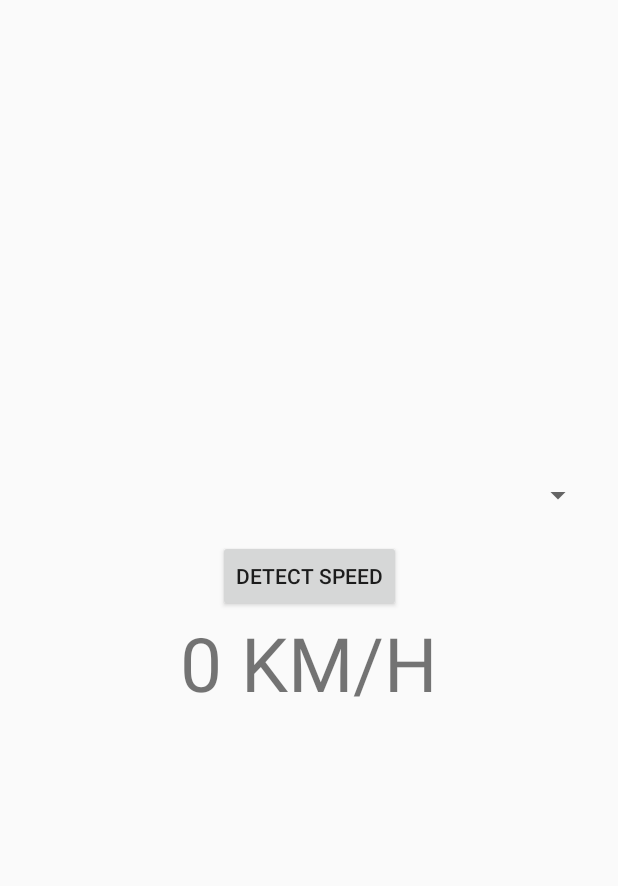
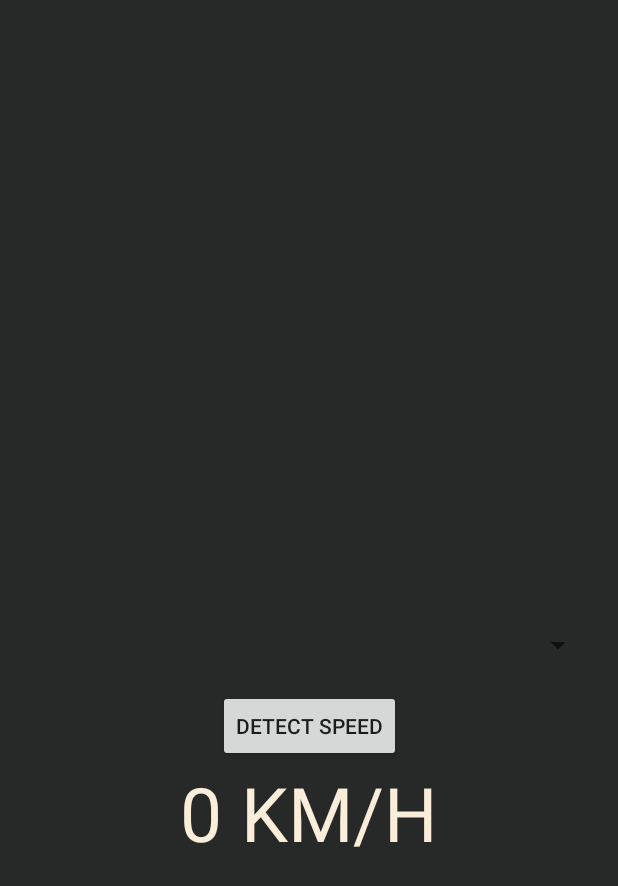
Before and after one commit to zpawlo02/SpeedDetector, an Android app: the layout activity_main.xml on its own in the app's theme, with its tools: preview values and no code run, on a phone screen of 412 x 824 dp. Shown: the top 886 px of the screen. Run offline under Robolectric (Android 15) with nearby library versions, the phone set to English and light mode, and no system bars.

Commit message:
Warning text added - some colors changed

```diff
--- a/app/src/main/java/com/example/speeddetector/MainActivity.java
+++ b/app/src/main/java/com/example/speeddetector/MainActivity.java
@@ -145,7 +145,7 @@ public class MainActivity extends AppCompatActivity {
 
     private void showWarning(){
         AlertDialog.Builder alertDialogBuilder = new AlertDialog.Builder(this);
-        alertDialogBuilder.setMessage("DFSSDFSDFSDFSDFSD")
+        alertDialogBuilder.setMessage(R.string.warning)
                 .setPositiveButton("Ok", new DialogInterface.OnClickListener() {
                     @Override
                     public void onClick(DialogInterface dialog, int which) {
--- a/app/src/main/res/layout/activity_main.xml
+++ b/app/src/main/res/layout/activity_main.xml
@@ -5,7 +5,8 @@
     xmlns:tools="http://schemas.android.com/tools"
     android:layout_width="match_parent"
     android:layout_height="match_parent"
-    tools:context=".MainActivity">
+    tools:context=".MainActivity"
+    android:background="@color/backgroundColor">
    <androidx.constraintlayout.widget.ConstraintLayout
        android:layout_width="match_parent"
        android:layout_height="match_parent">
@@ -13,7 +14,7 @@
       <FrameLayout
           android:id="@+id/flVideo"
           android:layout_width="match_parent"
-          android:layout_height="300dp"
+          android:layout_height="400dp"
           app:layout_constraintEnd_toEndOf="parent"
           app:layout_constraintStart_toStartOf="parent"
           app:layout_constraintTop_toTopOf="parent">
@@ -44,6 +45,7 @@
 
 
       <TextView
+          android:textColor="@color/textColor"
           android:id="@+id/textSpeed"
           android:layout_width="match_parent"
           android:layout_height="wrap_content"
--- a/app/src/main/res/values/colors.xml
+++ b/app/src/main/res/values/colors.xml
@@ -3,4 +3,6 @@
     <color name="colorPrimary">#6200EE</color>
     <color name="colorPrimaryDark">#3700B3</color>
     <color name="colorAccent">#03DAC5</color>
+    <color name="backgroundColor">#272828</color>
+    <color name="textColor">#FAEDD9</color>
 </resources>
--- a/app/src/main/res/values/strings.xml
+++ b/app/src/main/res/values/strings.xml
@@ -9,5 +9,5 @@
     <string name="detect_speed">DETECT SPEED</string>
     <string name="speed">0 KM/H</string>
     <string name="banner_ad_unit_id" translatable="false">ca-app-pub-3940256099942544/6300978111</string>
-
+    <string name="warning">" The application is for fun only, it is not a real speedometer. Do not use the phone when you are driving a vehicle or in situations where it may endanger your life or health."</string>
 </resources>
```
Also changed, not shown: 9 other files.
